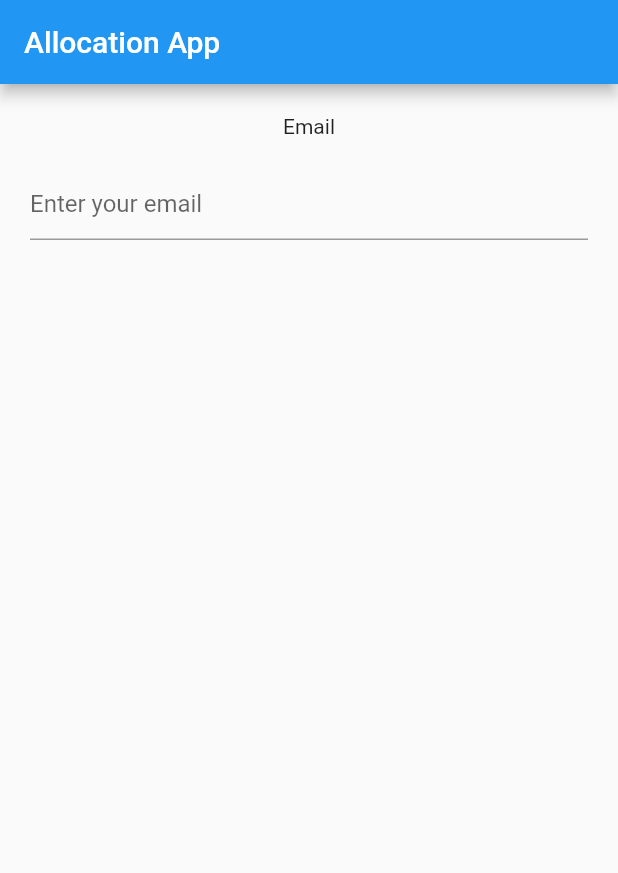
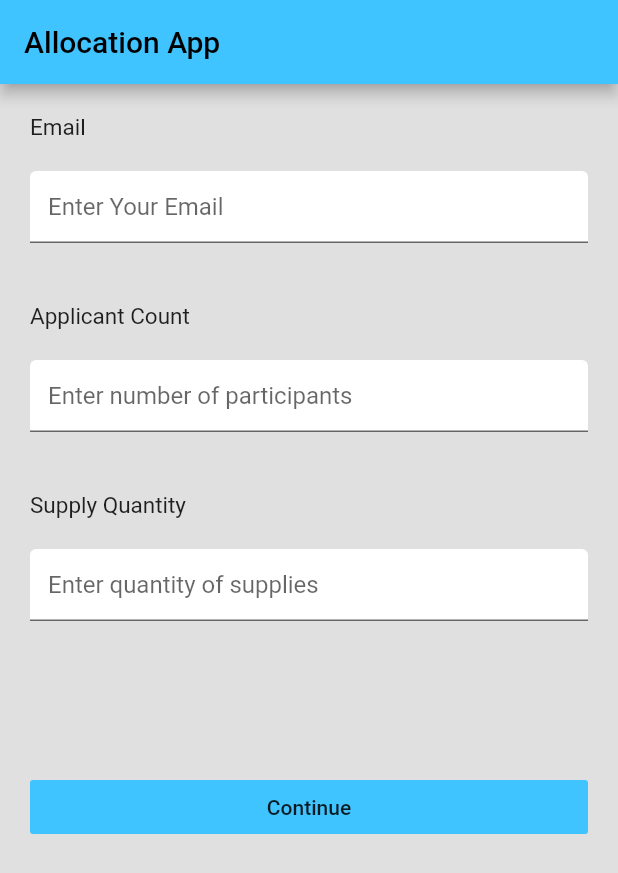
Before and after one commit to stewajos/team-justice-in-alloc, a Flutter app: the screen it shows after launch, on a phone screen of 412 x 824 dp. Shown: the top 873 px of the screen. Run offline on Flutter 3.47's test engine with Material 2 defaults, Android fonts, the phone set to English and light mode, and no system bars.

Commit message:
Update 1 - Landing Screen
- Added all three needed text fields to the inital screen

- Added styling and colors to the initial screen

- Continue button is hooked up to the text controllers and prints out the data

- Likely ready to be used as an initial app demonstration

```diff
--- a/lib/pages/landing_page/landing_page.dart
+++ b/lib/pages/landing_page/landing_page.dart
@@ -4,10 +4,14 @@ class LandingPage extends StatelessWidget{
   @override
   Widget build(BuildContext context) {
     TextEditingController emailController = new TextEditingController();
+    TextEditingController participantController = new TextEditingController();
+    TextEditingController supplyQuantController = new TextEditingController();
 
     return Scaffold(
+      backgroundColor: Colors.grey[300],
       appBar: AppBar(
-        title: Text("Allocation App"),
+        backgroundColor: Colors.lightBlueAccent[200],
+        title: Text("Allocation App", style: TextStyle(color: Colors.black),),
       ),
       body: Center(
         child: Column(
@@ -15,14 +19,86 @@ class LandingPage extends StatelessWidget{
             Padding(
               padding: EdgeInsets.only(top: 20),
             ),
-            Text("Email", textAlign: TextAlign.left),
+            Row(
+              mainAxisAlignment: MainAxisAlignment.start,
+              children: [
+                Padding(padding: EdgeInsets.only(left: 20), child: Text("Email", style: TextStyle(fontSize: 15),),)
+              ],
+            ),
             Container(
               padding: EdgeInsets.all(20),
-              child:  TextField(
+              child:  TextFormField(
+                controller: emailController,
+                style: TextStyle(color: Colors.black),
                  decoration: InputDecoration(
-                   hintText: "Enter your email",
+                   fillColor: Colors.white,
+                   filled: true,
+                   hintText: "Enter Your Email",
                  ),
               )
+            ),
+            Padding(
+              padding: EdgeInsets.only(top: 20),
+            ),
+            Row(
+              mainAxisAlignment: MainAxisAlignment.start,
+              children: [
+                Padding(padding: EdgeInsets.only(left: 20), child: Text("Applicant Count", style: TextStyle(fontSize: 15),),)
+              ],
+            ),
+            Container(
+                padding: EdgeInsets.all(20),
+                child:  TextFormField(
+                  controller: participantController,
+                  style: TextStyle(color: Colors.black),
+                  decoration: InputDecoration(
+                    fillColor: Colors.white,
+                    filled: true,
+                    hintText: "Enter number of participants",
+                  ),
+                )
+            ),
+            Padding(
+              padding: EdgeInsets.only(top: 20),
+            ),
+            Row(
+              mainAxisAlignment: MainAxisAlignment.start,
+              children: [
+                Padding(padding: EdgeInsets.only(left: 20), child: Text("Supply Quantity", style: TextStyle(fontSize: 15),),)
+              ],
+            ),
+            Container(
+                padding: EdgeInsets.all(20),
+                child:  TextFormField(
+                  controller: supplyQuantController,
+                  style: TextStyle(color: Colors.black),
+                  decoration: InputDecoration(
+                    fillColor: Colors.white,
+                    filled: true,
+                    hintText: "Enter quantity of supplies",
+                  ),
+                )
+            ),
+            Padding(padding: EdgeInsets.only(top: 60)),
+            Container(
+              width: 1000,
+              padding: EdgeInsets.all(20),
+              child: FlatButton(
+                child: Text("Continue"),
+                color: Colors.lightBlueAccent[200],
+                onPressed: () {
+                    final userEmail = emailController.text;
+                    final participantNum = participantController.text;
+                    final supplyQuantity = supplyQuantController.text;
+
+                    //ToDo: Add testing for empty values
+                    ///Show dialog box when values are empty and do not continue
+
+                    print(userEmail);
+                    print(participantNum);
+                    print(supplyQuantity);
+                },
+              ),
             ),
           ],
         ),
```
Also changed, not shown: pubspec.lock, 1 other file.
